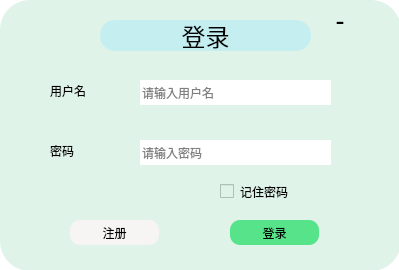
Qt form client/ui/logindialog.ui (pechpo/What-s-up) before a commit.
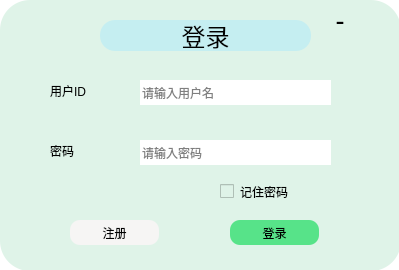
The same form after that commit. Icons and pictures are not drawn.

```diff
--- a/client/ui/logindialog.ui
+++ b/client/ui/logindialog.ui
@@ -131,7 +131,7 @@
      </rect>
     </property>
     <property name="text">
-     <string>用户名</string>
+     <string>用户ID</string>
     </property>
    </widget>
    <widget class="QLineEdit" name="pwdLineEdit">
```
